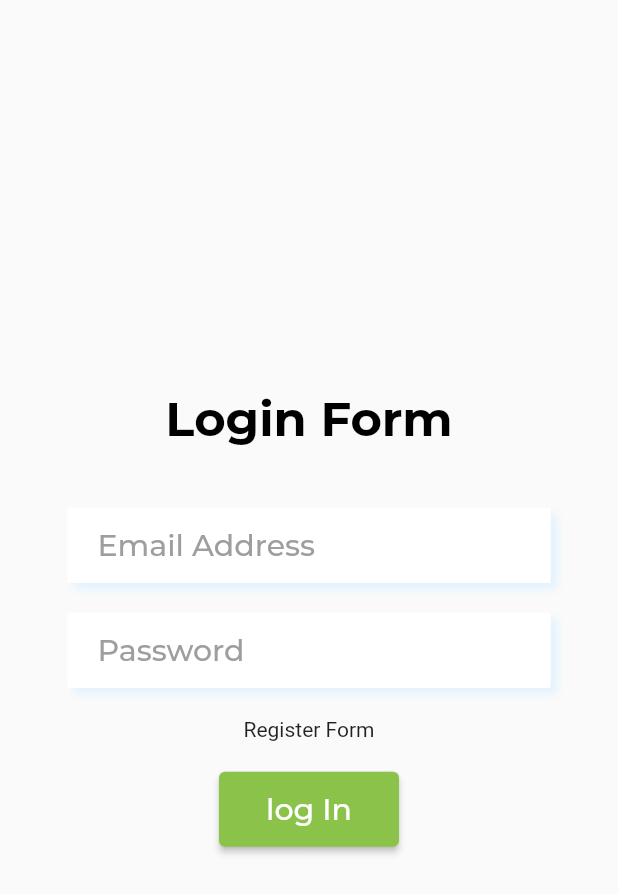
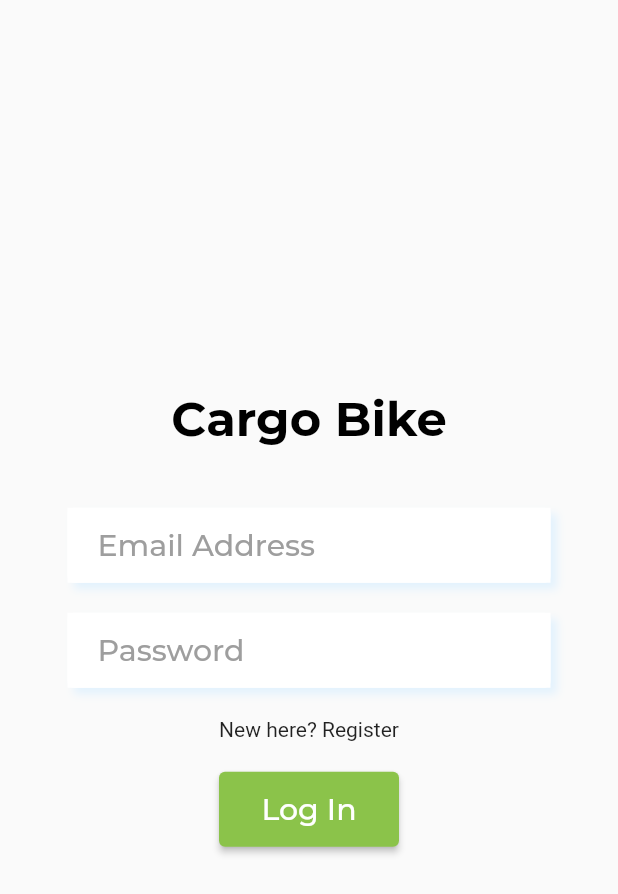
Before and after one commit to JovanSl/Cargo-Bike, a Flutter app: the screen it shows after launch, on a phone screen of 412 x 824 dp. Shown: the top 894 px of the screen. Run offline on Flutter 3.47's test engine with Material 2 defaults, Android fonts, the phone set to English and light mode, and no system bars; our stand-ins replace bloc, cloud_firestore, equatable, firebase_auth, firebase_core, firebase_storage and 4 more; missing offline and left inert: flutter_osm_plugin; accounts and stored records are empty; generated files the repository leaves out were written again; project files that could hold a hidden picture were left out.

Commit message:
minor login/register screen changes +localization

```diff
--- a/lib/src/features/authentication/components/login_form.dart
+++ b/lib/src/features/authentication/components/login_form.dart
@@ -24,7 +24,7 @@ class LoginForm extends StatelessWidget {
   Widget build(BuildContext context) {
     return Center(
       child: Column(children: <Widget>[
-        Text(AppLocalizations.of(context)!.loginForm,
+        Text(AppLocalizations.of(context)!.appName,
             style: CargoBikeStyle.textStyle.heading1Text),
         const HeightBox(),
         const LoginErrorMessage(),
--- a/lib/src/features/authentication/components/register_form.dart
+++ b/lib/src/features/authentication/components/register_form.dart
@@ -28,7 +28,7 @@ class RegisterForm extends StatelessWidget {
     return Center(
       child: Column(children: <Widget>[
         Text(
-          AppLocalizations.of(context)!.registerForm,
+          AppLocalizations.of(context)!.appName,
           style: CargoBikeStyle.textStyle.heading1Text,
         ),
         const HeightBox(),
--- a/lib/src/localization/app_en.arb
+++ b/lib/src/localization/app_en.arb
@@ -1,5 +1,6 @@
 {
   "appTitle": "cargo_bike",
+  "appName":"Cargo Bike",
   "test":"All Deliveries",
   "language":"Language",
   "settings":"Settings",
@@ -24,10 +25,10 @@
   "loginForm":"Login Form",
   "registerForm":"Register Form",
   "register":"Register",
-  "logIn":"log In",
-  "registerForm":"Register Form",
+  "logIn":"Log In",
+  "registerForm":"New here? Register",
   "confirmPassword":"Confirm Password",
-  "backToLogIn":"Back to login form",
+  "backToLogIn":"Already have an account? Login instead",
   "gallery":"Gallery",
   "camera":"Camera",
   "lastName":"Last Name",
--- a/lib/src/localization/app_sr.arb
+++ b/lib/src/localization/app_sr.arb
@@ -1,5 +1,6 @@
 {
   "appTitle": "cargo_bike",
+  "appName":"Cargo Bike",
   "test":"Sve Dostave",
   "language":"Jezik",
   "settings":"Podešavanja",
@@ -24,9 +25,9 @@
   "loginForm":"Forma za login",
   "register":"Registruj se",
   "logIn":"Uloguj se",
-  "registerForm":"Forma za registraciju",
+  "registerForm":"Nemate nalog? Registrujte se",
   "confirmPassword":"Potvrdite lozinku",
-  "backToLogIn":"Povratak na login",
+  "backToLogIn":"Imate nalog? Ulogujte se",
   "gallery":"Galerija",
   "camera":"Kamera",
   "lastName":"Prezime",
```
